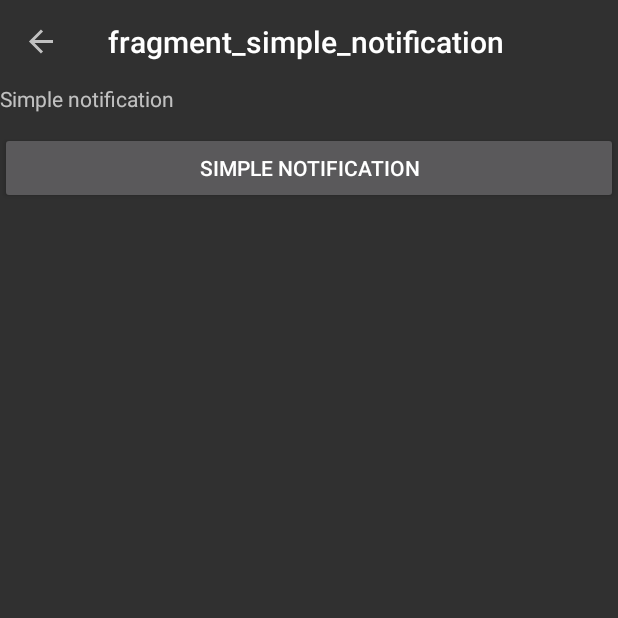
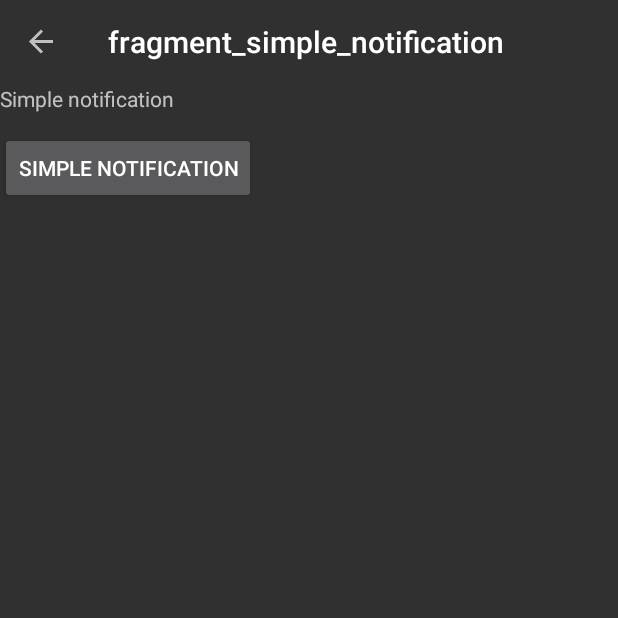
Before and after one commit to MT714/Notifications-A15, an Android app: the SimpleNotificationFragment screen opened through its navigation route, on a phone screen of 412 x 824 dp, the top half of it. Run offline under Robolectric (Android 15) with nearby library versions, the phone set to English and light mode, and no system bars; our stand-ins replace navigation-ui.

Commit message:
Button in SimpleNotificationFragment chiamava il metodo ShowSimpleNotification presente nel Fragment stesso. Ora chiama ShowSimpleNotificationDemo di NotificationsHelper

```diff
--- a/app/src/main/java/com/embedded2025/notificationsa15/NotificationsHelper.kt
+++ b/app/src/main/java/com/embedded2025/notificationsa15/NotificationsHelper.kt
@@ -10,15 +10,18 @@ import androidx.core.app.ActivityCompat
 import androidx.core.app.NotificationCompat
 import androidx.core.app.NotificationManagerCompat
 
-object NotificationsHelper {
+object NotificationsHelper{
     const val DEMO_CHANNEL_ID = "channel_demo"
     const val DEMO_SIMPLE_NOTIFICATION_ID = 1
+
 
     fun safeNotify(ctx: Context, builder: NotificationCompat.Builder, id: Int) {
         with(NotificationManagerCompat.from(ctx)) {
             if (ActivityCompat.checkSelfPermission(ctx, Manifest.permission.POST_NOTIFICATIONS)
                     == PackageManager.PERMISSION_DENIED) {
                 Log.i("NotificationsHelper", "No permission granted")
+
+
                 // TODO: Consider calling
                 // ActivityCompat#requestPermissions
                 // here to request the missing permissions, and then overriding
@@ -54,4 +57,5 @@ object NotificationsHelper {
 
         safeNotify(ctx, notif, DEMO_SIMPLE_NOTIFICATION_ID)
     }
+
 }
--- a/app/src/main/res/layout/fragment_simple_notification.xml
+++ b/app/src/main/res/layout/fragment_simple_notification.xml
@@ -12,7 +12,7 @@
 
     <Button
         android:id="@+id/btnSimpleNotification"
-        android:layout_width="match_parent"
+        android:layout_width="wrap_content"
         android:layout_height="wrap_content"
         android:text="@string/simple_notification_text"
         android:layout_marginTop="32dp"
```
Also changed, not shown: app/src/main/java/com/embedded2025/notificationsa15/SimpleNotificationFragment.kt (+7 -1 lines).
